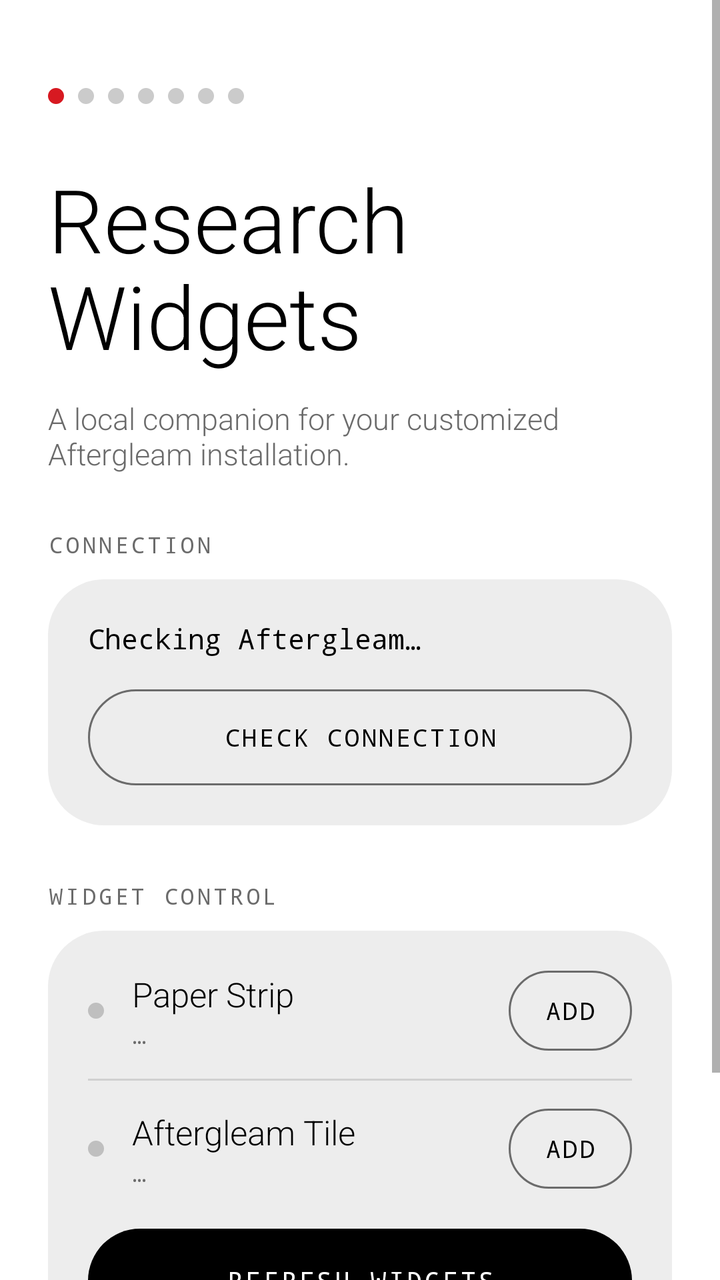
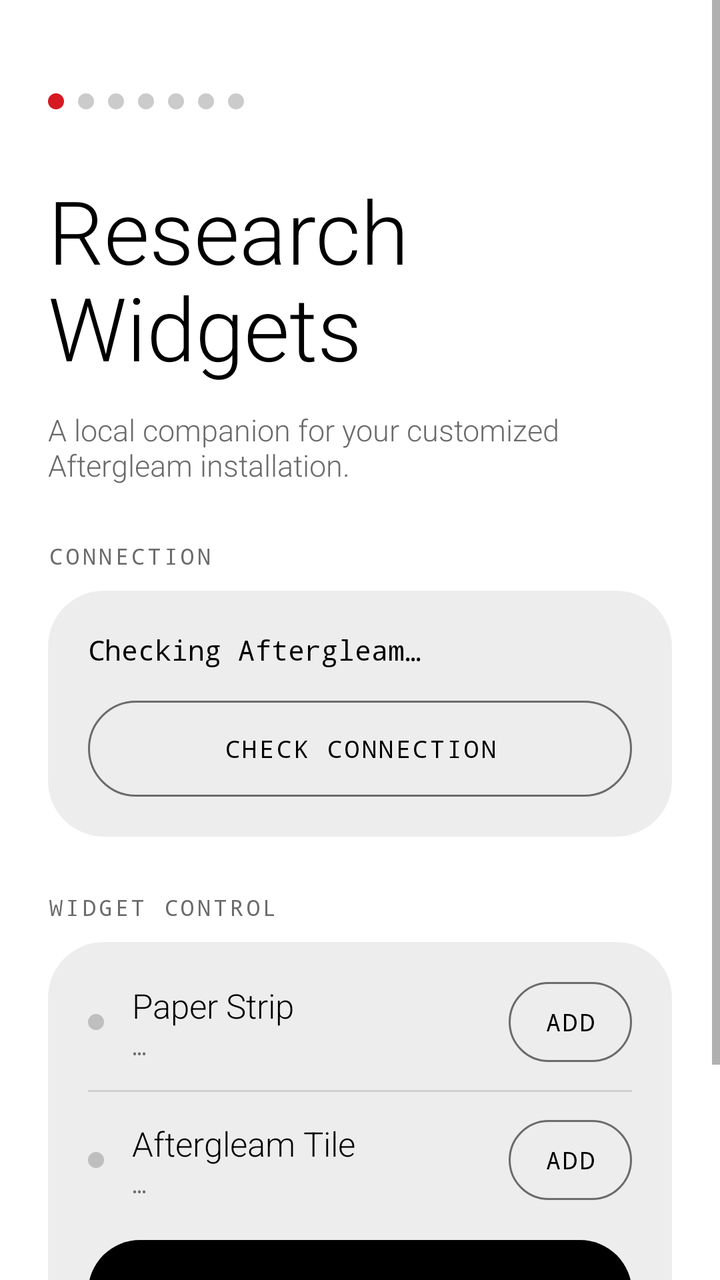

Compare the two renders of this Android layout. The source of the first and the diff that turns it into the second are given below.
<!-- AndroidManifest.xml: application theme Theme.ResearchWidgets -->
<!-- res/layout/activity_main.xml -->
<?xml version="1.0" encoding="utf-8"?>
<ScrollView xmlns:android="http://schemas.android.com/apk/res/android"
    android:layout_width="match_parent"
    android:layout_height="match_parent"
    android:background="@color/nothing_page"
    android:fillViewport="true">

    <LinearLayout
        android:layout_width="match_parent"
        android:layout_height="wrap_content"
        android:orientation="vertical"
        android:padding="24dp">

        <LinearLayout
            android:layout_width="wrap_content"
            android:layout_height="wrap_content"
            android:layout_marginTop="20dp"
            android:orientation="horizontal">
            <ImageView android:layout_width="8dp" android:layout_height="8dp" android:layout_marginEnd="7dp" android:importantForAccessibility="no" android:src="@drawable/nothing_dot_red" />
            <ImageView android:layout_width="8dp" android:layout_height="8dp" android:layout_marginEnd="7dp" android:importantForAccessibility="no" android:src="@drawable/nothing_dot_off" />
            <ImageView android:layout_width="8dp" android:layout_height="8dp" android:layout_marginEnd="7dp" android:importantForAccessibility="no" android:src="@drawable/nothing_dot_off" />
            <ImageView android:layout_width="8dp" android:layout_height="8dp" android:layout_marginEnd="7dp" android:importantForAccessibility="no" android:src="@drawable/nothing_dot_off" />
            <ImageView android:layout_width="8dp" android:layout_height="8dp" android:layout_marginEnd="7dp" android:importantForAccessibility="no" android:src="@drawable/nothing_dot_off" />
            <ImageView android:layout_width="8dp" android:layout_height="8dp" android:layout_marginEnd="7dp" android:importantForAccessibility="no" android:src="@drawable/nothing_dot_off" />
            <ImageView android:layout_width="8dp" android:layout_height="8dp" android:layout_marginEnd="0dp" android:importantForAccessibility="no" android:src="@drawable/nothing_dot_off" />
        </LinearLayout>

        <TextView
            android:layout_width="match_parent"
            android:layout_height="wrap_content"
            android:layout_marginTop="28dp"
            android:fontFamily="sans-serif-light"
            android:lineSpacingMultiplier="0.95"
            android:text="Research\nWidgets"
            android:textColor="@color/nothing_ink"
            android:textSize="44sp" />

        <TextView
            android:layout_width="match_parent"
            android:layout_height="wrap_content"
            android:layout_marginTop="12dp"
            android:fontFamily="sans-serif-light"
            android:text="A local companion for your customized Aftergleam installation."
            android:textColor="@color/nothing_muted"
            android:textSize="15sp" />

        <TextView
            android:layout_width="wrap_content"
            android:layout_height="wrap_content"
            android:layout_marginTop="28dp"
            android:layout_marginBottom="10dp"
            android:fontFamily="monospace"
            android:importantForAccessibility="no"
            android:letterSpacing="0.14"
            android:text="CONNECTION"
            android:textColor="@color/nothing_muted"
            android:textSize="11sp" />

        <LinearLayout
            android:layout_width="match_parent"
            android:layout_height="wrap_content"
            android:background="@drawable/nothing_card_bg"
            android:orientation="vertical"
            android:padding="20dp">

            <TextView
                android:id="@+id/connection_status"
                android:layout_width="match_parent"
                android:layout_height="wrap_content"
                android:fontFamily="monospace"
                android:text="Checking Aftergleam…"
                android:textColor="@color/nothing_ink"
                android:textSize="14sp" />

            <Button
                android:id="@+id/check_connection"
                android:layout_width="match_parent"
                android:layout_height="48dp"
                android:layout_marginTop="16dp"
                android:background="@drawable/nothing_button_outline"
                android:fontFamily="monospace"
                android:letterSpacing="0.1"
                android:stateListAnimator="@null"
                android:text="Check connection"
                android:textColor="@color/nothing_ink"
                android:textSize="12sp" />
        </LinearLayout>

        <TextView
            android:layout_width="wrap_content"
            android:layout_height="wrap_content"
            android:layout_marginTop="28dp"
            android:layout_marginBottom="10dp"
            android:fontFamily="monospace"
            android:importantForAccessibility="no"
            android:letterSpacing="0.14"
            android:text="WIDGET CONTROL"
            android:textColor="@color/nothing_muted"
            android:textSize="11sp" />

        <LinearLayout
            android:layout_width="match_parent"
            android:layout_height="wrap_content"
            android:background="@drawable/nothing_card_bg"
            android:orientation="vertical"
            android:paddingStart="20dp"
            android:paddingTop="6dp"
            android:paddingEnd="20dp"
            android:paddingBottom="20dp">

            <LinearLayout
                android:layout_width="match_parent"
                android:layout_height="wrap_content"
                android:gravity="center_vertical"
                android:orientation="horizontal"
                android:paddingTop="14dp"
                android:paddingBottom="14dp">

                <ImageView
                    android:id="@+id/strip_dot"
                    android:layout_width="8dp"
                    android:layout_height="8dp"
                    android:importantForAccessibility="no"
                    android:src="@drawable/nothing_dot_off" />

                <LinearLayout
                    android:layout_width="0dp"
                    android:layout_height="wrap_content"
                    android:layout_marginStart="14dp"
                    android:layout_weight="1"
                    android:orientation="vertical">

                    <TextView
                        android:layout_width="wrap_content"
                        android:layout_height="wrap_content"
                        android:fontFamily="sans-serif-light"
                        android:text="Paper Strip"
                        android:textColor="@color/nothing_ink"
                        android:textSize="17sp" />

                    <TextView
                        android:id="@+id/strip_count"
                        android:layout_width="wrap_content"
                        android:layout_height="wrap_content"
                        android:layout_marginTop="2dp"
                        android:fontFamily="monospace"
                        android:letterSpacing="0.08"
                        android:text="…"
                        android:textColor="@color/nothing_muted"
                        android:textSize="11sp" />
                </LinearLayout>

                <Button
                    android:id="@+id/add_strip"
                    android:layout_width="wrap_content"
                    android:layout_height="40dp"
                    android:background="@drawable/nothing_button_outline"
                    android:fontFamily="monospace"
                    android:letterSpacing="0.1"
                    android:minWidth="0dp"
                    android:paddingStart="18dp"
                    android:paddingEnd="18dp"
                    android:stateListAnimator="@null"
                    android:text="Add"
                    android:textColor="@color/nothing_ink"
                    android:textSize="12sp" />
            </LinearLayout>

            <View
                android:layout_width="match_parent"
                android:layout_height="1dp"
                android:background="@color/nothing_outline" />

            <LinearLayout
                android:layout_width="match_parent"
                android:layout_height="wrap_content"
                android:gravity="center_vertical"
                android:orientation="horizontal"
                android:paddingTop="14dp"
                android:paddingBottom="14dp">

                <ImageView
                    android:id="@+id/tile_dot"
                    android:layout_width="8dp"
                    android:layout_height="8dp"
                    android:importantForAccessibility="no"
                    android:src="@drawable/nothing_dot_off" />

                <LinearLayout
                    android:layout_width="0dp"
                    android:layout_height="wrap_content"
                    android:layout_marginStart="14dp"
                    android:layout_weight="1"
                    android:orientation="vertical">

                    <TextView
                        android:layout_width="wrap_content"
                        android:layout_height="wrap_content"
                        android:fontFamily="sans-serif-light"
                        android:text="Aftergleam Tile"
                        android:textColor="@color/nothing_ink"
                        android:textSize="17sp" />

                    <TextView
                        android:id="@+id/tile_count"
                        android:layout_width="wrap_content"
                        android:layout_height="wrap_content"
                        android:layout_marginTop="2dp"
                        android:fontFamily="monospace"
                        android:letterSpacing="0.08"
                        android:text="…"
                        android:textColor="@color/nothing_muted"
                        android:textSize="11sp" />
                </LinearLayout>

                <Button
                    android:id="@+id/add_tile"
                    android:layout_width="wrap_content"
                    android:layout_height="40dp"
                    android:background="@drawable/nothing_button_outline"
                    android:fontFamily="monospace"
                    android:letterSpacing="0.1"
                    android:minWidth="0dp"
                    android:paddingStart="18dp"
                    android:paddingEnd="18dp"
                    android:stateListAnimator="@null"
                    android:text="Add"
                    android:textColor="@color/nothing_ink"
                    android:textSize="12sp" />
            </LinearLayout>

            <Button
                android:id="@+id/refresh_widgets"
                android:layout_width="match_parent"
                android:layout_height="52dp"
                android:layout_marginTop="6dp"
                android:background="@drawable/nothing_button_filled"
                android:fontFamily="monospace"
                android:letterSpacing="0.1"
                android:stateListAnimator="@null"
                android:text="Refresh widgets"
                android:textColor="@color/nothing_page"
                android:textSize="13sp" />
        </LinearLayout>

        <TextView
            android:layout_width="match_parent"
            android:layout_height="wrap_content"
            android:layout_marginTop="28dp"
            android:fontFamily="monospace"
            android:letterSpacing="0.04"
            android:text="NO ACCOUNT · NO SERVER · NO ANALYTICS · NO NETWORK. PAPER METADATA STAYS ON THIS DEVICE."
            android:textColor="@color/nothing_muted"
            android:textSize="10sp" />
    </LinearLayout>
</ScrollView>
<!-- resources referenced by this layout -->
<resources>
  <color name="nothing_ink">#000000</color>
  <color name="nothing_muted">#6B6B6B</color>
  <color name="nothing_outline">#1F000000</color>
  <color name="nothing_page">#FFFFFF</color>
  <!-- drawable nothing_button_filled (drawable) -->
  <?xml version="1.0" encoding="utf-8"?>
  <ripple xmlns:android="http://schemas.android.com/apk/res/android" android:color="?android:colorControlHighlight">
      <item>
          <shape android:shape="rectangle">
              <solid android:color="@color/nothing_ink" />
              <corners android:radius="999dp" />
          </shape>
      </item>
      <item android:id="@android:id/mask">
          <shape android:shape="rectangle">
              <solid android:color="#FFFFFF" />
              <corners android:radius="999dp" />
          </shape>
      </item>
  </ripple>
  <!-- drawable nothing_button_outline (drawable) -->
  <?xml version="1.0" encoding="utf-8"?>
  <ripple xmlns:android="http://schemas.android.com/apk/res/android" android:color="?android:colorControlHighlight">
      <item>
          <shape android:shape="rectangle">
              <stroke android:width="1dp" android:color="@color/nothing_muted" />
              <corners android:radius="999dp" />
          </shape>
      </item>
      <item android:id="@android:id/mask">
          <shape android:shape="rectangle">
              <solid android:color="#FFFFFF" />
              <corners android:radius="999dp" />
          </shape>
      </item>
  </ripple>
  <!-- drawable nothing_card_bg (drawable) -->
  <?xml version="1.0" encoding="utf-8"?>
  <shape xmlns:android="http://schemas.android.com/apk/res/android" android:shape="rectangle">
      <solid android:color="@color/nothing_card" />
      <corners android:radius="28dp" />
  </shape>
  <!-- drawable nothing_dot_off (drawable) -->
  <?xml version="1.0" encoding="utf-8"?>
  <shape xmlns:android="http://schemas.android.com/apk/res/android" android:shape="oval">
      <solid android:color="@color/nothing_dot_idle" />
  </shape>
  <!-- drawable nothing_dot_red (drawable) -->
  <?xml version="1.0" encoding="utf-8"?>
  <shape xmlns:android="http://schemas.android.com/apk/res/android" android:shape="oval">
      <solid android:color="@color/nothing_red" />
  </shape>
  <style name="Theme.ResearchWidgets" parent="android:style/Theme.Material.Light.NoActionBar">
          <item name="android:fontFamily">sans-serif-light</item>
          <item name="android:colorAccent">@color/nothing_red</item>
          <item name="android:windowBackground">@color/nothing_page</item>
          <item name="android:textColorPrimary">@color/nothing_ink</item>
          <item name="android:windowLightStatusBar">true</item>
          <item name="android:windowLightNavigationBar">true</item>
          <item name="android:navigationBarColor">@color/nothing_page</item>
          <item name="android:statusBarColor">@color/nothing_page</item>
      </style>
  <color name="nothing_card">#EDEDED</color>
  <color name="nothing_dot_idle">#596B6B6B</color>
  <color name="nothing_red">#D71921</color>
</resources>

<!-- the commit's change to res/layout/activity_main.xml (unified diff, before → after) -->
@@ -12,17 +12,35 @@
         android:padding="24dp">
 
         <LinearLayout
-            android:layout_width="wrap_content"
+            android:layout_width="match_parent"
             android:layout_height="wrap_content"
             android:layout_marginTop="20dp"
+            android:gravity="center_vertical"
             android:orientation="horizontal">
-            <ImageView android:layout_width="8dp" android:layout_height="8dp" android:layout_marginEnd="7dp" android:importantForAccessibility="no" android:src="@drawable/nothing_dot_red" />
-            <ImageView android:layout_width="8dp" android:layout_height="8dp" android:layout_marginEnd="7dp" android:importantForAccessibility="no" android:src="@drawable/nothing_dot_off" />
-            <ImageView android:layout_width="8dp" android:layout_height="8dp" android:layout_marginEnd="7dp" android:importantForAccessibility="no" android:src="@drawable/nothing_dot_off" />
-            <ImageView android:layout_width="8dp" android:layout_height="8dp" android:layout_marginEnd="7dp" android:importantForAccessibility="no" android:src="@drawable/nothing_dot_off" />
-            <ImageView android:layout_width="8dp" android:layout_height="8dp" android:layout_marginEnd="7dp" android:importantForAccessibility="no" android:src="@drawable/nothing_dot_off" />
-            <ImageView android:layout_width="8dp" android:layout_height="8dp" android:layout_marginEnd="7dp" android:importantForAccessibility="no" android:src="@drawable/nothing_dot_off" />
-            <ImageView android:layout_width="8dp" android:layout_height="8dp" android:layout_marginEnd="0dp" android:importantForAccessibility="no" android:src="@drawable/nothing_dot_off" />
+
+            <LinearLayout
+                android:layout_width="wrap_content"
+                android:layout_height="wrap_content"
+                android:orientation="horizontal">
+                <ImageView android:layout_width="8dp" android:layout_height="8dp" android:layout_marginEnd="7dp" android:importantForAccessibility="no" android:src="@drawable/nothing_dot_red" />
+                <ImageView android:layout_width="8dp" android:layout_height="8dp" android:layout_marginEnd="7dp" android:importantForAccessibility="no" android:src="@drawable/nothing_dot_off" />
+                <ImageView android:layout_width="8dp" android:layout_height="8dp" android:layout_marginEnd="7dp" android:importantForAccessibility="no" android:src="@drawable/nothing_dot_off" />
+                <ImageView android:layout_width="8dp" android:layout_height="8dp" android:layout_marginEnd="7dp" android:importantForAccessibility="no" android:src="@drawable/nothing_dot_off" />
+                <ImageView android:layout_width="8dp" android:layout_height="8dp" android:layout_marginEnd="7dp" android:importantForAccessibility="no" android:src="@drawable/nothing_dot_off" />
+                <ImageView android:layout_width="8dp" android:layout_height="8dp" android:layout_marginEnd="7dp" android:importantForAccessibility="no" android:src="@drawable/nothing_dot_off" />
+                <ImageView android:layout_width="8dp" android:layout_height="8dp" android:layout_marginEnd="0dp" android:importantForAccessibility="no" android:src="@drawable/nothing_dot_off" />
+            </LinearLayout>
+
+            <TextView
+                android:id="@+id/app_version"
+                android:layout_width="0dp"
+                android:layout_height="wrap_content"
+                android:layout_weight="1"
+                android:fontFamily="monospace"
+                android:gravity="end"
+                android:letterSpacing="0.1"
+                android:textColor="@color/nothing_muted"
+                android:textSize="10sp" />
         </LinearLayout>
 
         <TextView
